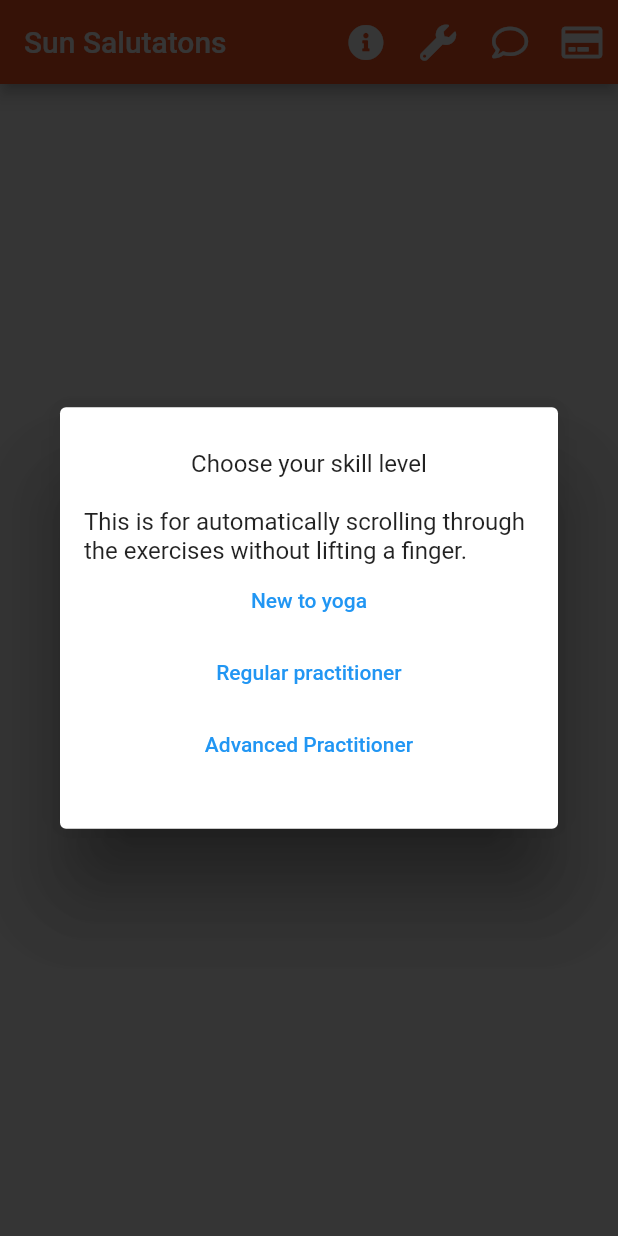
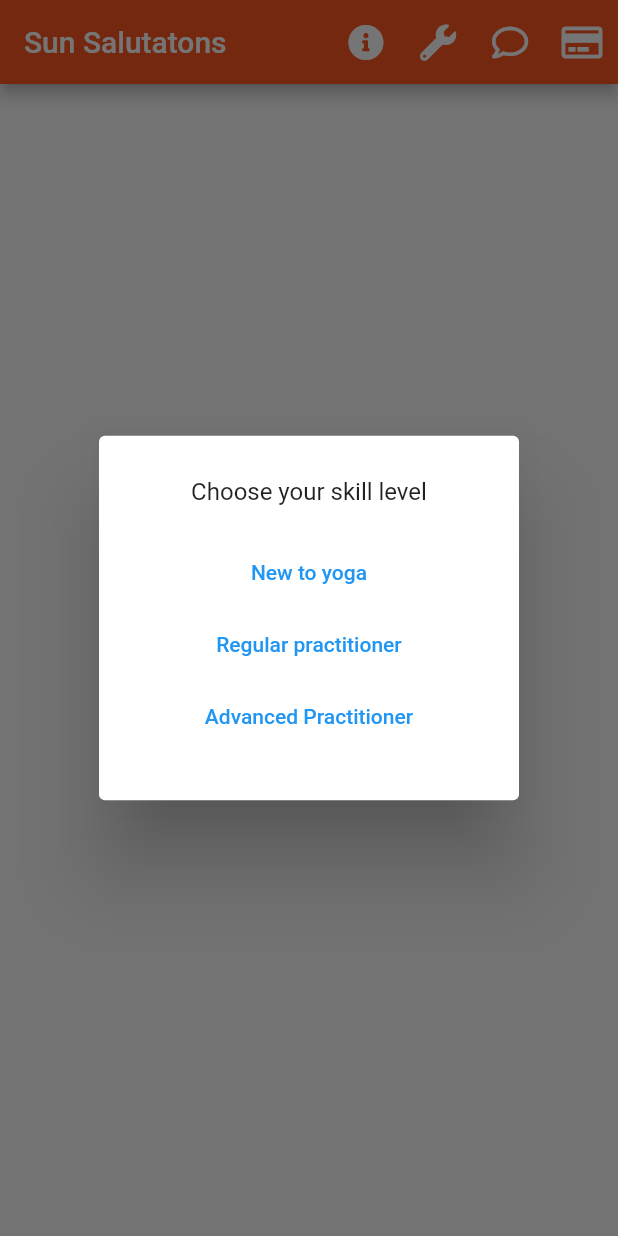
Before and after one commit to RealMarkSussex/coursework_two, a Flutter app: the screen it shows after launch, after a tap on "Ok", on a phone screen of 412 x 824 dp. Run offline on Flutter 3.47's test engine with Material 2 defaults, Android fonts, the phone set to English and light mode, and no system bars; our stand-ins replace audioplayers, cloud_firestore, firebase_core, flutter_linkify, font_awesome_flutter; missing offline and left inert: flutter_email_sender; accounts and stored records are empty.

Commit message:
disclaimer implemented

```diff
--- a/lib/dialogs/disclaimer_dialog.dart
+++ b/lib/dialogs/disclaimer_dialog.dart
@@ -37,11 +37,10 @@ class DisclaimerDialog extends StatelessWidget {
                 ),
                 const Divider(),
                 Row(
+                  mainAxisAlignment: MainAxisAlignment.center,
                   children: [
                     TextButton(
-                      onPressed: () => showDialog(
-                          context: context,
-                          builder: (context) => const LevelDialog()),
+                      onPressed: () => Navigator.pop(context),
                       child: const Text('Ok'),
                     )
                   ],
--- a/lib/dialogs/level_dialog.dart
+++ b/lib/dialogs/level_dialog.dart
@@ -27,13 +27,11 @@ class LevelDialog extends StatelessWidget {
     List<Widget> widgets = [];
     widgets.add(const Text('Choose your skill level'));
     widgets.add(const SizedBox(height: paragraphSpacing));
-    widgets.add(const Text(
-        'This is for automatically scrolling through the exercises without lifting a finger.'));
     widgets.addAll(settingsState.level.toList().map(
           (levelModel) => TextButton(
             onPressed: () => {
               settingsState.level = levelModel.level,
-              Navigator.pop(context, levelModel.description)
+              Navigator.pop(context)
             },
             child: Text(levelModel.description),
           ),
--- a/lib/pages/home_page.dart
+++ b/lib/pages/home_page.dart
@@ -18,9 +18,11 @@ class _HomePageState extends State<HomePage> with TickerProviderStateMixin {
   @override
   void initState() {
     super.initState();
-    SchedulerBinding.instance?.addPostFrameCallback((_) {
+    WidgetsBinding.instance?.addPostFrameCallback((_) {
       showDialog(
-          context: context, builder: (context) => const DisclaimerDialog());
+              context: context, builder: (context) => const DisclaimerDialog())
+          .then((value) => showDialog(
+              context: context, builder: (context) => const LevelDialog()));
     });
   }
 
```
